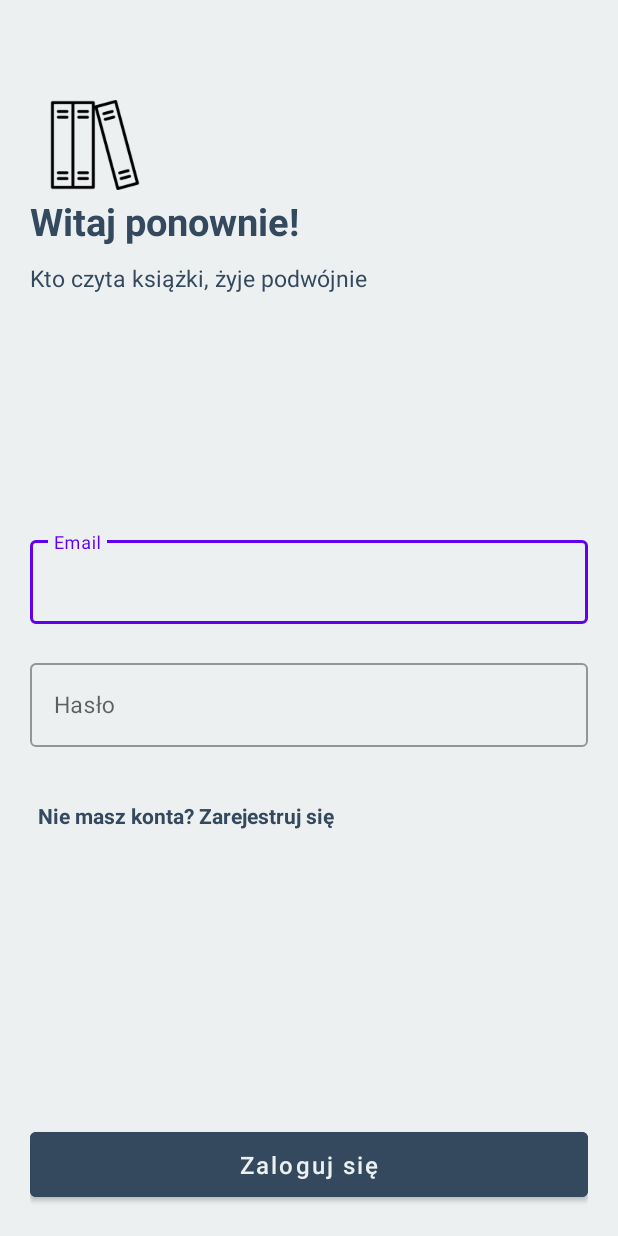
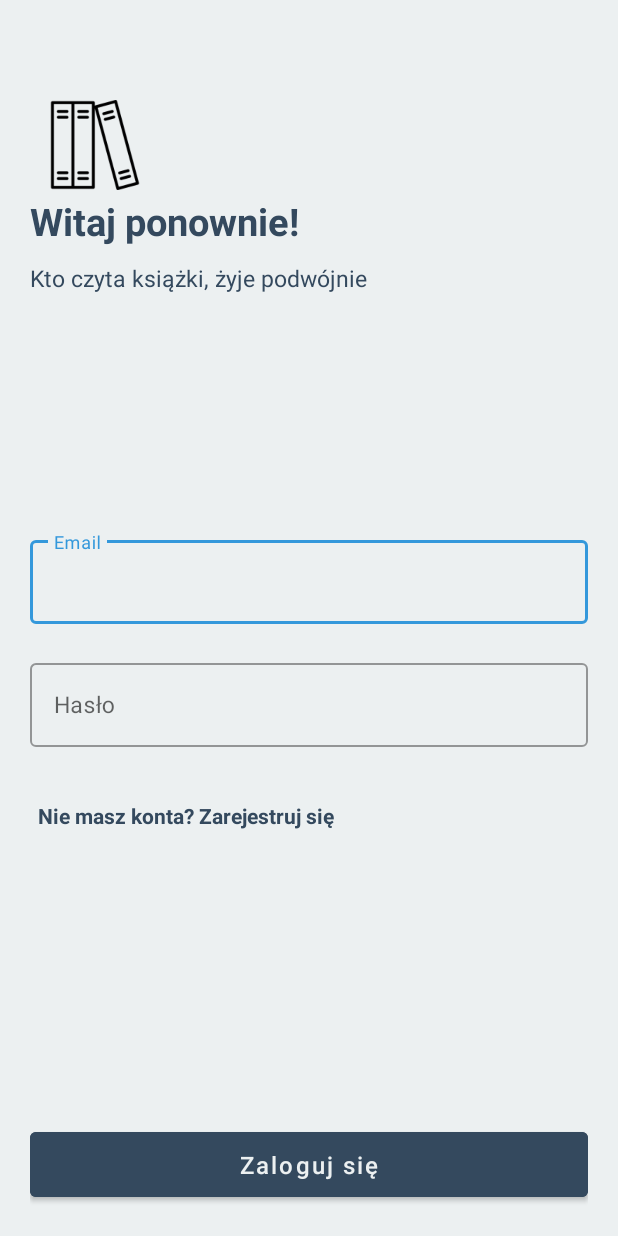
Before and after one commit to mbalcer/MyBookshelf, an Android app: the screen it shows after launch (LoginActivity), after a tap on "Masz już konto? Zaloguj się", on a phone screen of 412 x 824 dp. Run offline under Robolectric (Android 15) with nearby library versions, the phone set to English and light mode, and no system bars; our stand-ins replace Firebase (no records; nobody signed in at launch, a user with empty details on screens opened directly); 1 other tap on this screen came first.

Commit message:
Changed themes

```diff
--- a/app/src/main/res/values-night/themes.xml
+++ b/app/src/main/res/values-night/themes.xml
@@ -2,12 +2,12 @@
     <!-- Base application theme. -->
     <style name="Theme.MyBookshelf" parent="Theme.MaterialComponents.DayNight.DarkActionBar">
         <!-- Primary brand color. -->
-        <item name="colorPrimary">@color/purple_200</item>
-        <item name="colorPrimaryVariant">@color/purple_700</item>
+        <item name="colorPrimary">@color/river</item>
+        <item name="colorPrimaryVariant">@color/river </item>
         <item name="colorOnPrimary">@color/black</item>
         <!-- Secondary brand color. -->
-        <item name="colorSecondary">@color/teal_200</item>
-        <item name="colorSecondaryVariant">@color/teal_200</item>
+        <item name="colorSecondary">@color/emerald</item>
+        <item name="colorSecondaryVariant">@color/emerald</item>
         <item name="colorOnSecondary">@color/black</item>
         <!-- Status bar color. -->
         <item name="android:statusBarColor" tools:targetApi="l">?attr/colorPrimaryVariant</item>
--- a/app/src/main/res/values/colors.xml
+++ b/app/src/main/res/values/colors.xml
@@ -1,15 +1,13 @@
 <?xml version="1.0" encoding="utf-8"?>
 <resources>
-    <color name="purple_200">#FFBB86FC</color>
-    <color name="purple_500">#FF6200EE</color>
-    <color name="purple_700">#FF3700B3</color>
-    <color name="teal_200">#FF03DAC5</color>
-    <color name="teal_700">#FF018786</color>
+    <color name="river">#3498db</color>
+    <color name="belize_hole">#2980b9</color>
+    <color name="emerald">#2ecc71</color>
+    <color name="nephritis">#27ae60</color>
+    <color name="alizarin">#e74c3c</color>
+    <color name="golden">#f1c40f</color>
+    <color name="asphalt">#34495e</color>
+    <color name="clouds">#ecf0f1</color>
     <color name="black">#FF000000</color>
     <color name="white">#FFFFFFFF</color>
-    <color name="golden">#f1c40f</color>
-    <color name="emerald">#2ecc71</color>
-    <color name="alizarin">#e74c3c</color>
-    <color name="asphalt">#34495e</color>
-    <color name="clouds">#ecf0f1</color>
 </resources>
--- a/app/src/main/res/values/themes.xml
+++ b/app/src/main/res/values/themes.xml
@@ -2,12 +2,12 @@
     <!-- Base application theme. -->
     <style name="Theme.MyBookshelf" parent="Theme.MaterialComponents.DayNight.DarkActionBar">
         <!-- Primary brand color. -->
-        <item name="colorPrimary">@color/purple_500</item>
-        <item name="colorPrimaryVariant">@color/purple_700</item>
+        <item name="colorPrimary">@color/river</item>
+        <item name="colorPrimaryVariant">@color/belize_hole</item>
         <item name="colorOnPrimary">@color/white</item>
         <!-- Secondary brand color. -->
-        <item name="colorSecondary">@color/teal_200</item>
-        <item name="colorSecondaryVariant">@color/teal_700</item>
+        <item name="colorSecondary">@color/emerald</item>
+        <item name="colorSecondaryVariant">@color/nephritis</item>
         <item name="colorOnSecondary">@color/black</item>
         <!-- Status bar color. -->
         <item name="android:statusBarColor" tools:targetApi="l">?attr/colorPrimaryVariant</item>
```
